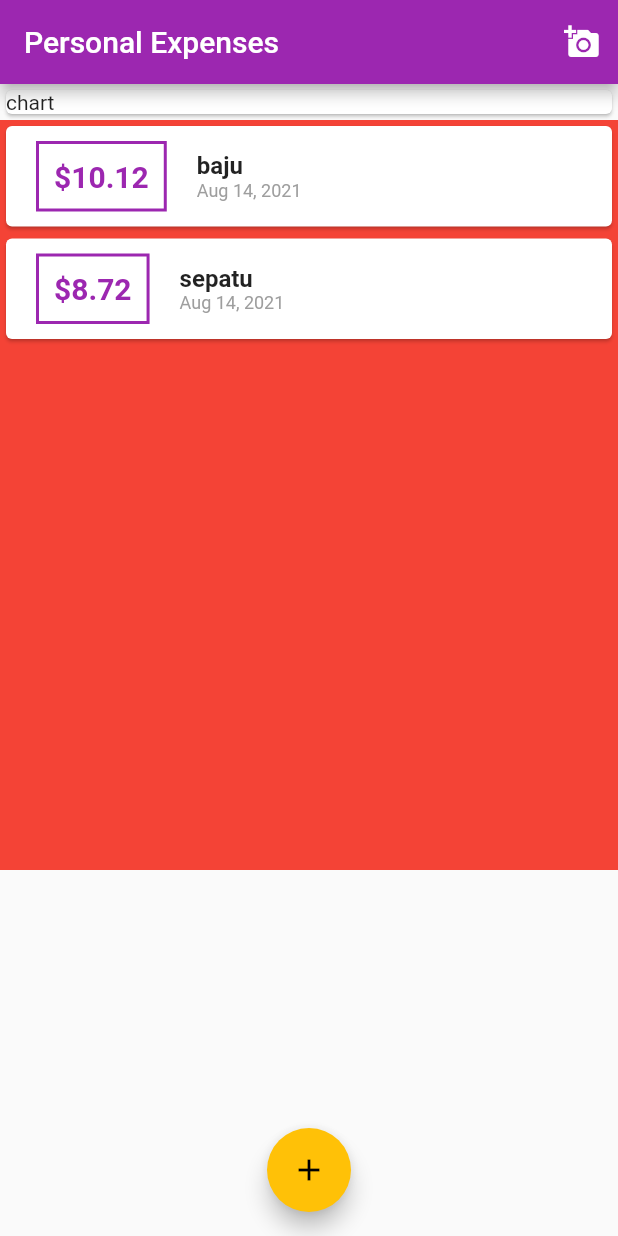
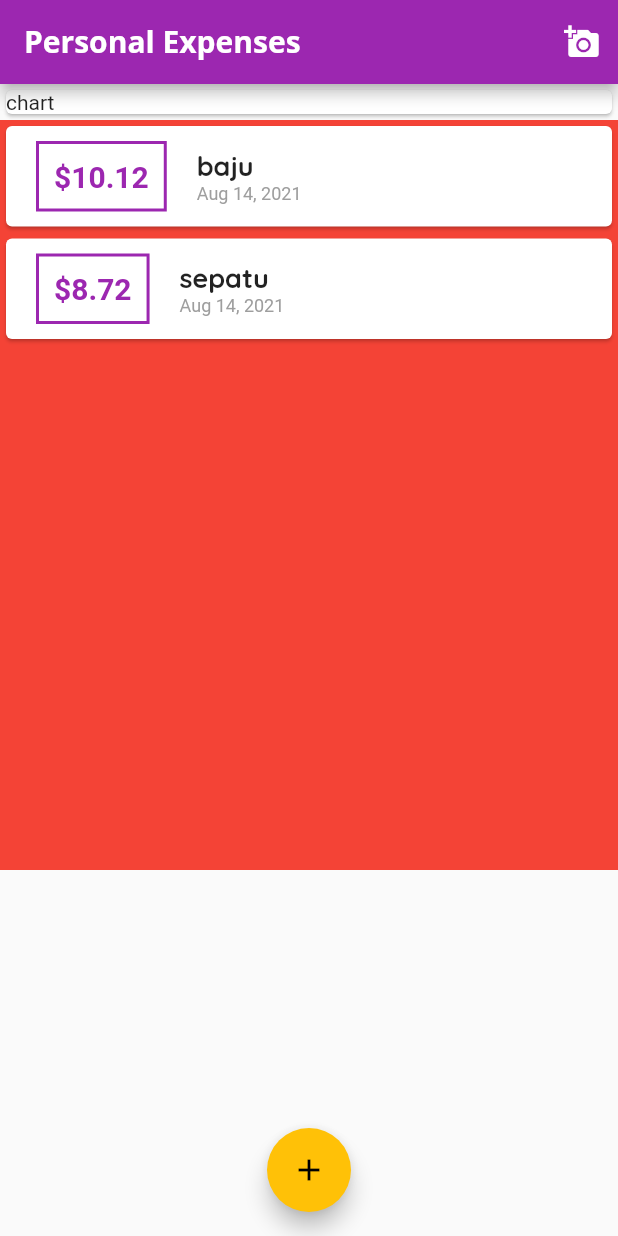
Before and after one commit to cahsul/learn-flutter-dart-to-build-ios-android-apps, a Flutter app: the screen it shows after launch, on a phone screen of 412 x 824 dp. Run offline on Flutter 3.47's test engine with Material 2 defaults, Android fonts, the phone set to English and light mode, and no system bars.

Commit message:
Theme textstyle

```diff
--- a/personal_expenses/lib/main.dart
+++ b/personal_expenses/lib/main.dart
@@ -16,8 +16,29 @@ class FirstRun extends StatelessWidget {
       home: MyApp(),
       theme: ThemeData(
         primarySwatch: Colors.purple,
-        accentColor: Colors.amber
+        accentColor: Colors.amber,
+
+        textTheme: ThemeData.light().textTheme.copyWith(
+          headline6: TextStyle(
+            fontFamily: 'Quicksand',
+            fontSize: 18,
+            fontWeight: FontWeight.bold
+          )
+        ),
+
+        appBarTheme: AppBarTheme(
+          textTheme: ThemeData.light().textTheme.copyWith(
+              headline6: TextStyle(
+                  fontFamily: 'OpenSans',
+                  fontSize: 20,
+                  fontWeight: FontWeight.bold
+              )
+          )
+        ),
+
       ),
+
+
     );
   }
 }
--- a/personal_expenses/lib/widgets/transactionList.dart
+++ b/personal_expenses/lib/widgets/transactionList.dart
@@ -36,7 +36,7 @@ class TransactionList extends StatelessWidget {
 
                     //== title
                     Text(_transactions[i].title,
-                      style: TextStyle(fontWeight: FontWeight.bold, fontSize: 16),
+                      style: Theme.of(context).textTheme.headline6,
                     ),
 
                     // date
```
Also changed, not shown: personal_expenses/pubspec.yaml (+14 -7 lines), personal_expenses/assets/fonts/OpenSans-Bold.ttf (added), personal_expenses/assets/fonts/OpenSans-Regular.ttf (added), personal_expenses/assets/fonts/Quicksand-Bold.ttf (added), personal_expenses/assets/fonts/Quicksand-Light.ttf (added), personal_expenses/assets/fonts/Quicksand-Medium.ttf (added), personal_expenses/assets/fonts/Quicksand-Regular.ttf (added).
